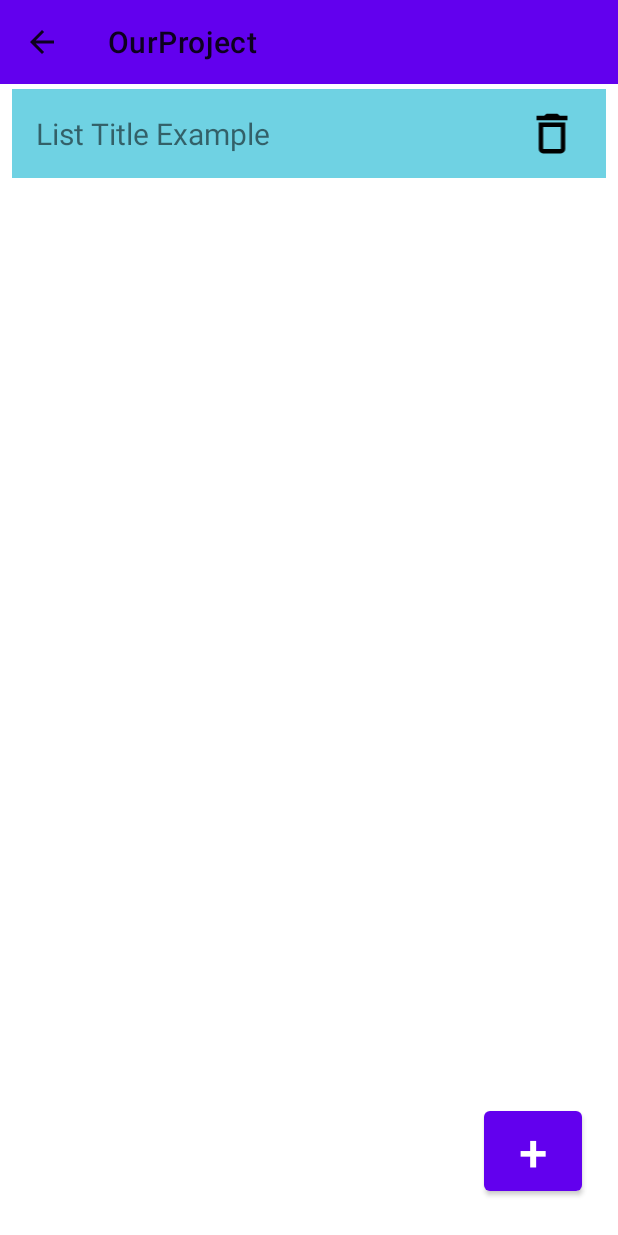
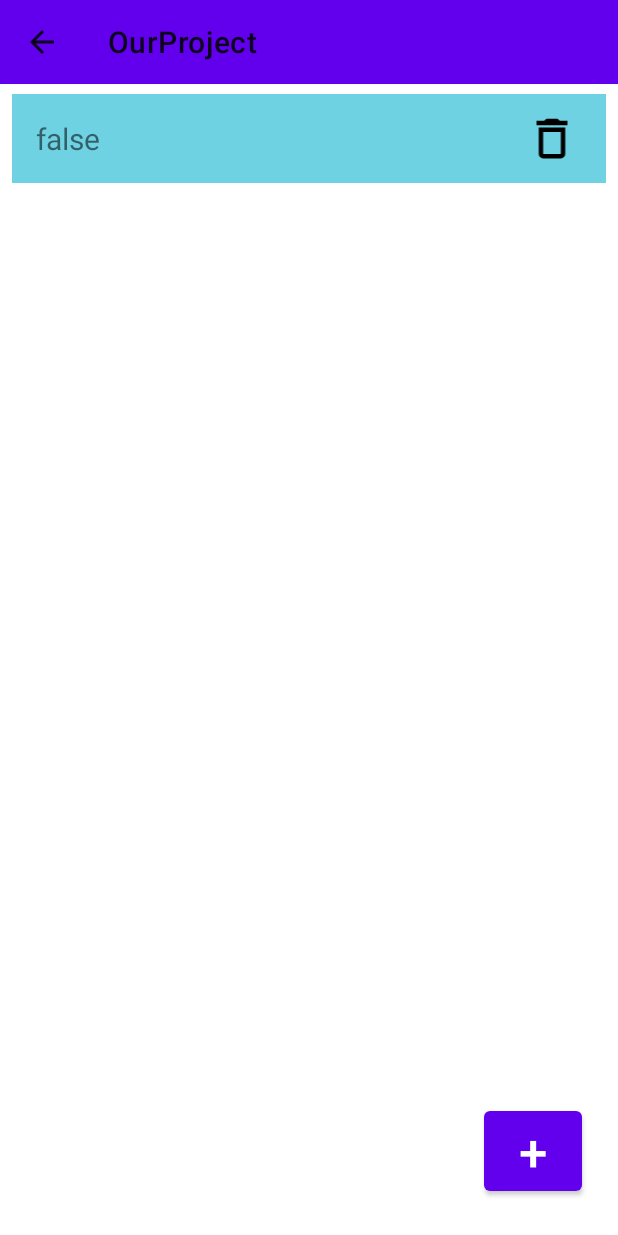
Before and after one commit to Ludens2038/GroceryList, an Android app: the MainActivity screen opened directly, with no data from a screen before it, on a phone screen of 412 x 824 dp. Run offline under Robolectric (Android 15) with nearby library versions, the phone set to English and light mode, and no system bars.

Commit message:
Activity Main working

```diff
--- a/app/src/main/java/at/fhooe/sail/ourproject/MainActivity.kt
+++ b/app/src/main/java/at/fhooe/sail/ourproject/MainActivity.kt
@@ -30,14 +30,13 @@
         supportActionBar?.setDisplayHomeAsUpEnabled(true)
 
         val data: MutableList<MainData> = mutableListOf(
-            MainData("Liste Beispiel", R.drawable.recycle_bin)
+            MainData(R.id.activity_main_list_element_title, R.drawable.recycle_bin)
         )
 
         with(binding.activityMainRvList) {
             val pad = 10
-            val pad2 = 5
             layoutManager = GridLayoutManager(this@MainActivity, 1)
-            adapter = MainAdapter(data, this@MainActivity)
+            this.adapter = MainAdapter(data, this@MainActivity)
             addItemDecoration(object : RecyclerView.ItemDecoration() {
                 override fun getItemOffsets(
                     outRect: Rect,
@@ -48,11 +47,18 @@
                     super.getItemOffsets(outRect, view, parent, state)
                     outRect.left = pad
                     outRect.right = pad
-                    outRect.top = pad2
-                    outRect.bottom = pad2
+                    outRect.top = pad
+                    outRect.bottom = pad
                 }
             })
 
         }
+
+        binding.activityMainBAddlist.setOnClickListener {
+            data.add(MainData(R.id.activity_main_list_element_title, R.drawable.recycle_bin))
+            binding.activityMainRvList.adapter?.notifyDataSetChanged()
+        }
+
+
     }
 }
--- a/app/src/main/java/at/fhooe/sail/ourproject/MainAdapter.kt
+++ b/app/src/main/java/at/fhooe/sail/ourproject/MainAdapter.kt
@@ -20,7 +20,10 @@
     }
 
     override fun onBindViewHolder(holder: MainDataHolder, position: Int) {
-        val title: String = mContext.getString(R.id.activity_main_list_element_title)
-        val drawable: Drawable? = mContext.getDrawable(R.drawable.recycle_bin)
+        val title: String = mContext.getString(mData[position].mTitle)
+        val drawable: Drawable? = mContext.getDrawable(mData[position].mDelete)
+
+        holder.mTitle.text = title
+        holder.mDelete.setImageDrawable(drawable)
     }
 }
--- a/app/src/main/java/at/fhooe/sail/ourproject/MainData.kt
+++ b/app/src/main/java/at/fhooe/sail/ourproject/MainData.kt
@@ -1,3 +1,3 @@
 package at.fhooe.sail.ourproject
 
-data class MainData (val title: String, val delete: Int)
+data class MainData (val mTitle: Int, val mDelete: Int)
--- a/app/src/main/java/at/fhooe/sail/ourproject/MainDataHolder.kt
+++ b/app/src/main/java/at/fhooe/sail/ourproject/MainDataHolder.kt
@@ -1,14 +1,16 @@
 package at.fhooe.sail.ourproject
 
 import android.view.View
+import android.widget.ImageView
 import android.widget.TextView
 import androidx.recyclerview.widget.RecyclerView
 
 class MainDataHolder(val root: View) : RecyclerView.ViewHolder(root) {
 
-    var mContent: TextView
+    val mTitle: TextView
+    var mDelete: ImageView
         init {
-            mContent = root.findViewById(R.id.activity_main_list_element_title)
-            mContent = root.findViewById(R.id.activity_main_lsit_element_b_delete)
+            mTitle = root.findViewById(R.id.activity_main_list_element_title)
+            mDelete= root.findViewById(R.id.activity_main_lsit_element_b_delete)
         }
 }
--- a/app/src/main/res/layout/activity_main.xml
+++ b/app/src/main/res/layout/activity_main.xml
@@ -18,6 +18,15 @@
         app:layout_constraintStart_toStartOf="parent"
         app:layout_constraintTop_toTopOf="parent" />
 
+    <androidx.recyclerview.widget.RecyclerView
+        android:id="@+id/activity_main_rv_list"
+        android:layout_width="409dp"
+        android:layout_height="0dp"
+        app:layout_constraintBottom_toBottomOf="parent"
+        app:layout_constraintEnd_toEndOf="parent"
+        app:layout_constraintStart_toStartOf="parent"
+        app:layout_constraintTop_toBottomOf="@+id/activity_main_toolbar" />
+
     <Button
         android:id="@+id/activity_main_b_addlist"
         android:layout_width="65dp"
@@ -29,12 +38,4 @@
         app:layout_constraintBottom_toBottomOf="parent"
         app:layout_constraintEnd_toEndOf="parent" />
 
-    <androidx.recyclerview.widget.RecyclerView
-        android:id="@+id/activity_main_rv_list"
-        android:layout_width="409dp"
-        android:layout_height="0dp"
-        app:layout_constraintBottom_toBottomOf="parent"
-        app:layout_constraintEnd_toEndOf="parent"
-        app:layout_constraintStart_toStartOf="parent"
-        app:layout_constraintTop_toBottomOf="@+id/activity_main_toolbar" />
 </androidx.constraintlayout.widget.ConstraintLayout>
```
Also changed, not shown: app/src/main/java/at/fhooe/sail/ourproject/activitys/ActivityA.kt (+33 -34 lines).
